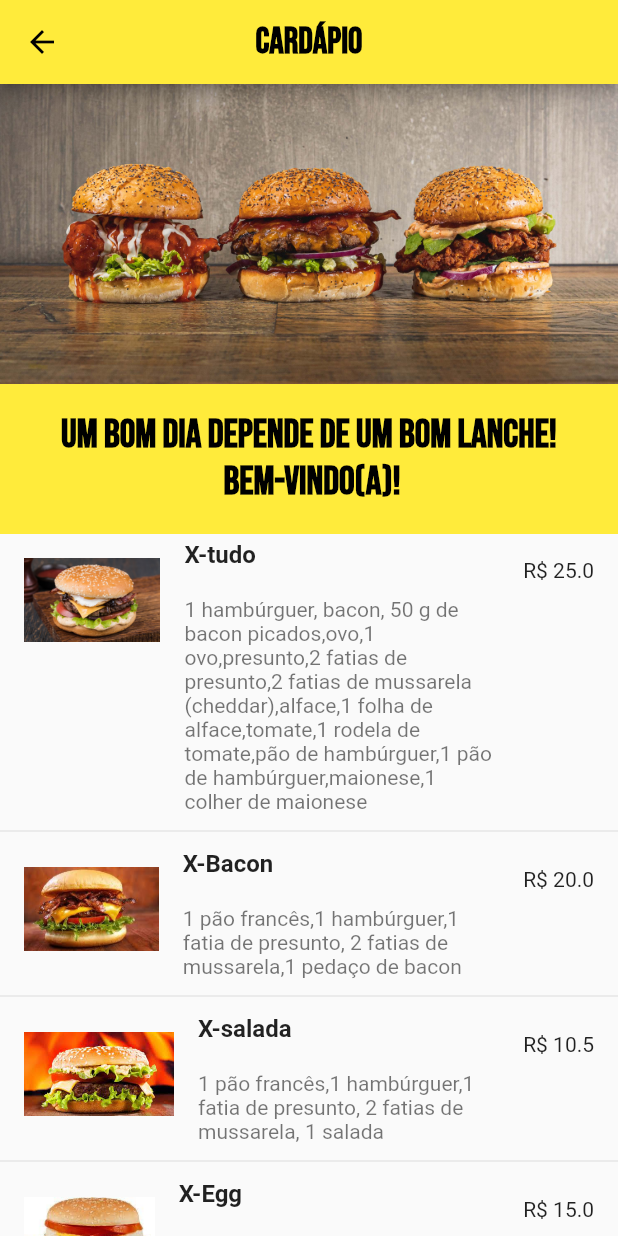
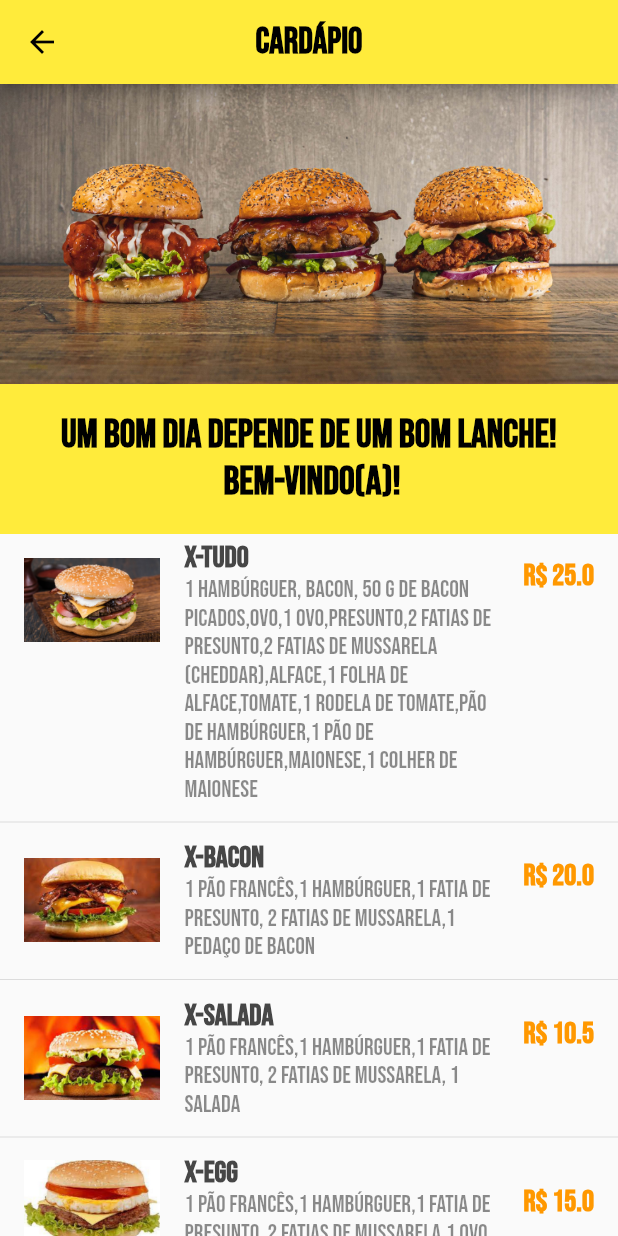
Before and after one commit to SamuKs04/VA3-mobile, a Flutter app: the AlmocoScreen screen opened by its route, on a phone screen of 412 x 824 dp. Run offline on Flutter 3.47's test engine with Material 2 defaults, Android fonts, the phone set to English and light mode, and no system bars.

Commit message:
Estilizando a lista e inserindo imagens

```diff
--- a/mobile_burguers/lib/main.dart
+++ b/mobile_burguers/lib/main.dart
@@ -152,13 +152,12 @@ class AlmocoScreen extends StatelessWidget {
                       return Column(
                         children: [
                           ListTile(
-                            leading: Image.asset('${item.url}'),
-                            title: Text(
-                              '${item.nome}\n',
-                              style: TextStyle(fontWeight: FontWeight.bold),
+                            leading: Image.asset('${item.url}',),
+                            title: Text('${item.nome}',
+                              style: const TextStyle(fontWeight: FontWeight.bold, fontFamily: 'BebasNeue', fontSize: 20, color: Color.fromARGB(255, 70, 70, 70)),
                             ),
-                            subtitle: Text(item.descricao),
-                            trailing: Text('R\$ ${item.preco}'),
+                            subtitle: Text(item.descricao, style: const TextStyle(fontFamily: 'BebasNeue', fontSize: 16, color: Colors.black45),),
+                            trailing: Text('R\$ ${item.preco}', style: const TextStyle(fontWeight: FontWeight.bold, fontFamily: 'BebasNeue', fontSize: 20, color: Colors.orange),),
                           ),
                           const Divider(),
                         ],
```
Also changed, not shown: mobile_burguers/lib/img/X-bacon.jpg, mobile_burguers/lib/img/x-barbecue.jpg, mobile_burguers/lib/img/x-churrasco.jpg, mobile_burguers/lib/img/x-egg.jpg, mobile_burguers/lib/img/x-fish.jpg, mobile_burguers/lib/img/x-frango.jpg, mobile_burguers/lib/img/x-kids.jpg, mobile_burguers/lib/img/x-monstro.jpg, mobile_burguers/lib/img/x-salada.jpg, mobile_burguers/lib/img/x-tudo.jpg.
